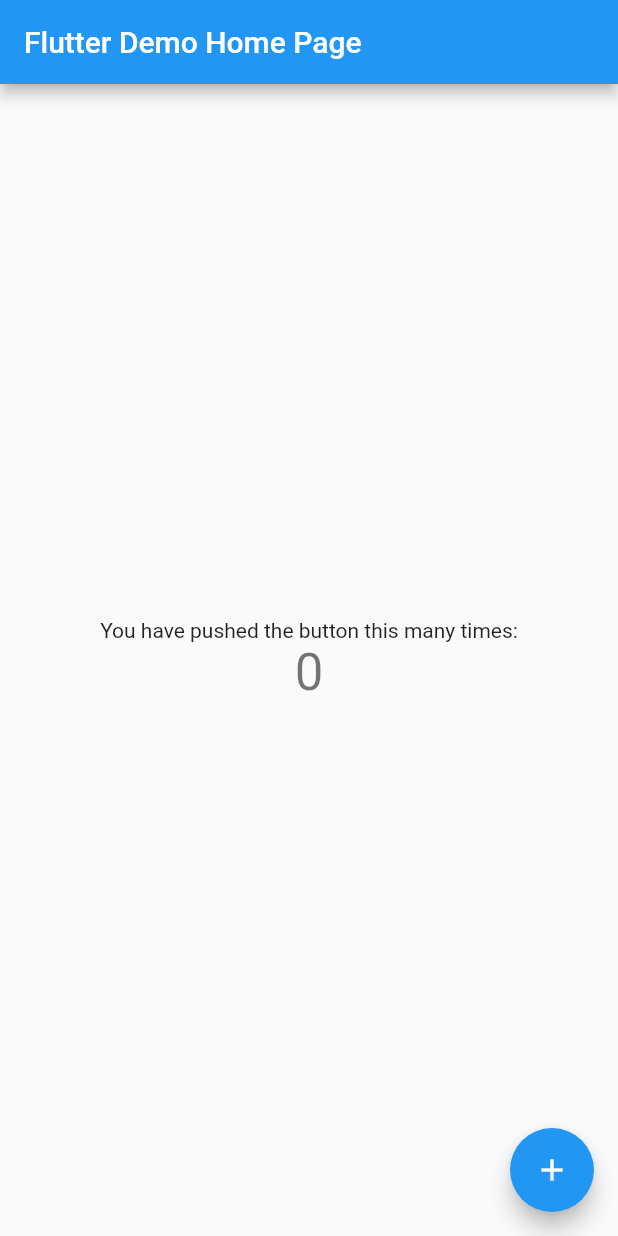
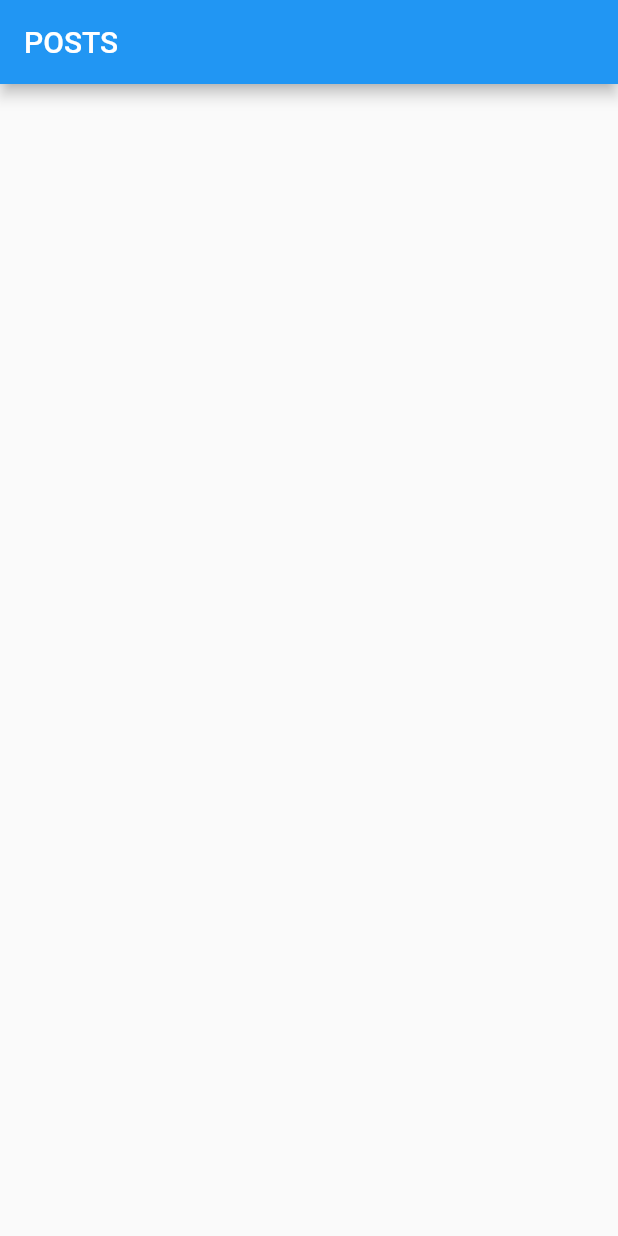
Before and after one commit to NdegwaJulius/rest_api_flutter_demo, a Flutter app: the screen it shows after launch, on a phone screen of 412 x 824 dp. Run offline on Flutter 3.47's test engine with Material 2 defaults, Android fonts, the phone set to English and light mode, and no system bars.

```diff
--- /dev/null
+++ b/lib/home_page.dart
@@ -0,0 +1,19 @@
+import 'package:flutter/material.dart';
+
+class Homepage extends StatefulWidget {
+  const Homepage({Key? key}) : super(key: key);
+
+  @override
+  State<Homepage> createState() => _HomepageState();
+}
+
+class _HomepageState extends State<Homepage> {
+  @override
+  Widget build(BuildContext context) {
+    return Scaffold(
+      appBar: AppBar(
+        title: Text('POSTS'),
+      ),
+    );
+  }
+}
--- a/lib/main.dart
+++ b/lib/main.dart
@@ -1,4 +1,5 @@
 import 'package:flutter/material.dart';
+import 'package:rest_api_flutter/home_page.dart';
 
 void main() {
   runApp(const MyApp());
@@ -24,92 +25,7 @@ class MyApp extends StatelessWidget {
         // is not restarted.
         primarySwatch: Colors.blue,
       ),
-      home: const MyHomePage(title: 'Flutter Demo Home Page'),
+      home: const Homepage(),
     );
   }
 }
-
-class MyHomePage extends StatefulWidget {
-  const MyHomePage({super.key, required this.title});
-
-  // This widget is the home page of your application. It is stateful, meaning
-  // that it has a State object (defined below) that contains fields that affect
-  // how it looks.
-
-  // This class is the configuration for the state. It holds the values (in this
-  // case the title) provided by the parent (in this case the App widget) and
-  // used by the build method of the State. Fields in a Widget subclass are
-  // always marked "final".
-
-  final String title;
-
-  @override
-  State<MyHomePage> createState() => _MyHomePageState();
-}
-
-class _MyHomePageState extends State<MyHomePage> {
-  int _counter = 0;
-
-  void _incrementCounter() {
-    setState(() {
-      // This call to setState tells the Flutter framework that something has
-      // changed in this State, which causes it to rerun the build method below
-      // so that the display can reflect the updated values. If we changed
-      // _counter without calling setState(), then the build method would not be
-      // called again, and so nothing would appear to happen.
-      _counter++;
-    });
-  }
-
-  @override
-  Widget build(BuildContext context) {
-    // This method is rerun every time setState is called, for instance as done
-    // by the _incrementCounter method above.
-    //
-    // The Flutter framework has been optimized to make rerunning build methods
-    // fast, so that you can just rebuild anything that needs updating rather
-    // than having to individually change instances of widgets.
-    return Scaffold(
-      appBar: AppBar(
-        // Here we take the value from the MyHomePage object that was created by
-        // the App.build method, and use it to set our appbar title.
-        title: Text(widget.title),
-      ),
-      body: Center(
-        // Center is a layout widget. It takes a single child and positions it
-        // in the middle of the parent.
-        child: Column(
-          // Column is also a layout widget. It takes a list of children and
-          // arranges them vertically. By default, it sizes itself to fit its
-          // children horizontally, and tries to be as tall as its parent.
-          //
-          // Invoke "debug painting" (press "p" in the console, choose the
-          // "Toggle Debug Paint" action from the Flutter Inspector in Android
-          // Studio, or the "Toggle Debug Paint" command in Visual Studio Code)
-          // to see the wireframe for each widget.
-          //
-          // Column has various properties to control how it sizes itself and
-          // how it positions its children. Here we use mainAxisAlignment to
-          // center the children vertically; the main axis here is the vertical
-          // axis because Columns are vertical (the cross axis would be
-          // horizontal).
-          mainAxisAlignment: MainAxisAlignment.center,
-          children: <Widget>[
-            const Text(
-              'You have pushed the button this many times:',
-            ),
-            Text(
-              '$_counter',
-              style: Theme.of(context).textTheme.headlineMedium,
-            ),
-          ],
-        ),
-      ),
-      floatingActionButton: FloatingActionButton(
-        onPressed: _incrementCounter,
-        tooltip: 'Increment',
-        child: const Icon(Icons.add),
-      ), // This trailing comma makes auto-formatting nicer for build methods.
-    );
-  }
-}
```
Also changed, not shown: lib/models/post.dart (added, +39 -0 lines).
